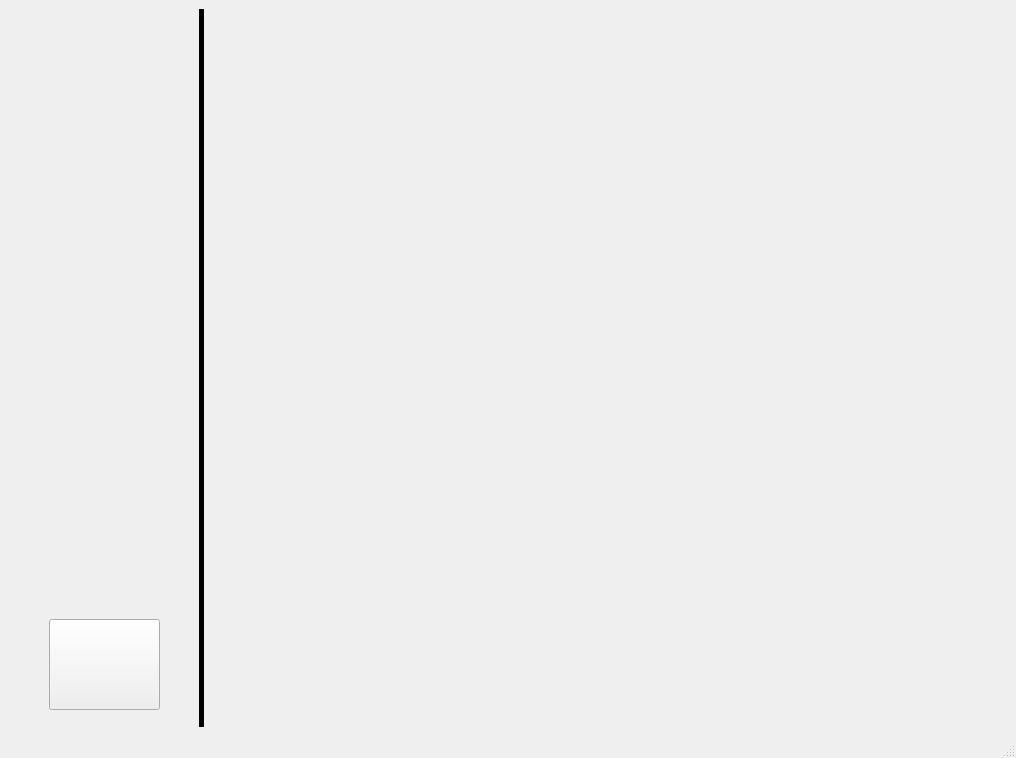
Old version of the form src/templates/tela_ensino.ui in the repository DanilloMLS/lepee.
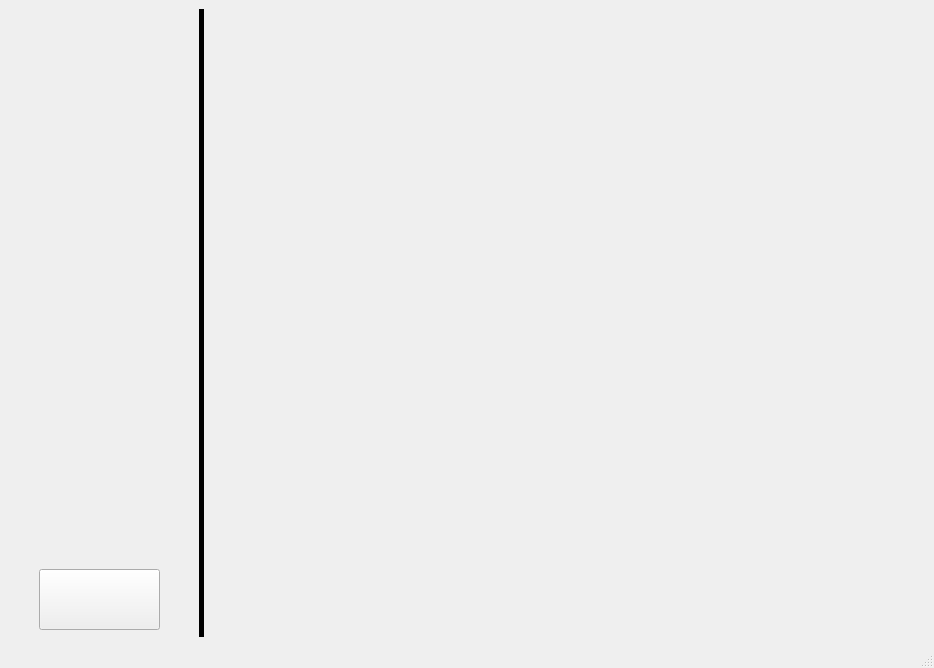
New version of the form. Icons and pictures are not drawn.

Commit message: Correção do bug na hora de exibir os conteúdos(Diretorio nao encontrado) e redimensionamente da tela de ensino

Patch:
```diff
--- a/src/templates/tela_ensino.ui
+++ b/src/templates/tela_ensino.ui
@@ -12,8 +12,8 @@
    <rect>
     <x>0</x>
     <y>0</y>
-    <width>1016</width>
-    <height>758</height>
+    <width>934</width>
+    <height>668</height>
    </rect>
   </property>
   <property name="windowTitle">
@@ -45,7 +45,7 @@
          <x>0</x>
          <y>0</y>
          <width>181</width>
-         <height>570</height>
+         <height>550</height>
         </rect>
        </property>
       </widget>
@@ -55,7 +55,7 @@
          <x>190</x>
          <y>0</y>
          <width>811</width>
-         <height>721</height>
+         <height>650</height>
         </rect>
        </property>
        <widget class="Line" name="sepAreasLine">
@@ -64,7 +64,7 @@
           <x>0</x>
           <y>0</y>
           <width>5</width>
-          <height>721</height>
+          <height>650</height>
          </rect>
         </property>
         <property name="styleSheet">
@@ -78,10 +78,10 @@
       <widget class="QPushButton" name="voltarButton">
        <property name="geometry">
         <rect>
-         <x>40</x>
-         <y>610</y>
-         <width>111</width>
-         <height>91</height>
+         <x>30</x>
+         <y>560</y>
+         <width>121</width>
+         <height>61</height>
         </rect>
        </property>
        <property name="text">
```
Left out of the diff: 2 changed lines with no effect on the pictures. The commit also changes 12 other files.
